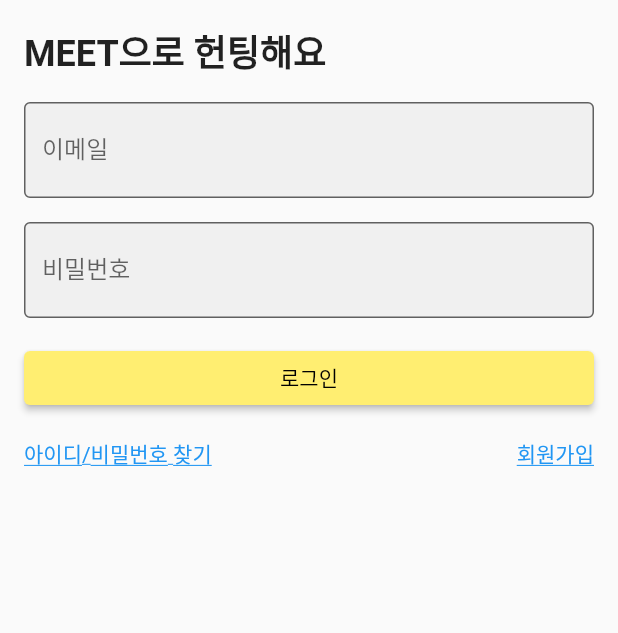
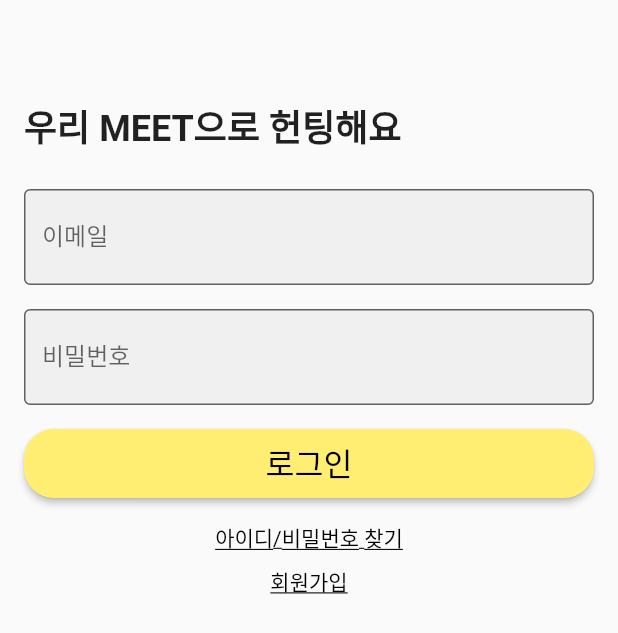
Before and after one commit to JoBeomRae/MEETreally, a Flutter app: the screen it shows after launch, on a phone screen of 412 x 824 dp. Shown: the top 633 px of the screen. Run offline on Flutter 3.47's test engine with Material 2 defaults, Android fonts, the phone set to English and light mode, and no system bars; our stand-ins replace cloud_firestore, firebase_auth, firebase_core, logger; accounts and stored records are empty; statements that could not run were skipped.

Commit message:
810 3시43분

```diff
--- a/lib/signup/page1.dart
+++ b/lib/signup/page1.dart
@@ -1,3 +1,4 @@
+
 import 'package:flutter/material.dart';
 import 'package:firebase_core/firebase_core.dart';
 import 'package:firebase_auth/firebase_auth.dart';
@@ -70,11 +71,13 @@ Widget build(BuildContext context) {
       child: Column(
         crossAxisAlignment: CrossAxisAlignment.stretch,  // 버튼을 확장하기 위해 변경
         children: [
+          const SizedBox(height: 50),  // <-- 이 부분을 추가함
+
           const Text(
-            "MEET으로 헌팅해요",
+            "우리 MEET으로 헌팅해요",
             style: TextStyle(fontSize: 24, fontWeight: FontWeight.bold),
           ),
-          const SizedBox(height: 16),
+          const SizedBox(height: 24),
           TextFormField(
             controller: _emailController,
             decoration: const InputDecoration(
@@ -96,17 +99,29 @@ Widget build(BuildContext context) {
             obscureText: true,
           ),
           const SizedBox(height: 16),
-          ElevatedButton(
+
+SizedBox(
+  height: 46,
+  width: 0,  // 버튼의 가로 길이를 원하는 크기로 변경
+  child: ElevatedButton(
     onPressed: _signIn,
     style: ElevatedButton.styleFrom(
-              backgroundColor: const Color(0xFFFFEE71),  // 버튼의 배경색을 #ffee71로 설정
-              foregroundColor : Colors.black,  // 버튼의 글자색을 검은색으로 설정
+      backgroundColor: const Color(0xFFFFEE71),
+      foregroundColor: Colors.black,
+      shape: RoundedRectangleBorder(
+        borderRadius: BorderRadius.circular(20),
       ),
-            child: const Text('로그인'),
     ),
+    child: const Text('로그인',
+          style: TextStyle(fontSize: 21)),  // fontSize 값을 변경하여 텍스트 크기 조절
+
+  ),
+),
+
   const SizedBox(height: 16),
-          Row(
-            mainAxisAlignment: MainAxisAlignment.spaceBetween,
+Column(
+  mainAxisAlignment: MainAxisAlignment.center,
+  crossAxisAlignment: CrossAxisAlignment.center,
   children: [
     GestureDetector(
       onTap: () {
@@ -118,9 +133,10 @@ Widget build(BuildContext context) {
       },
       child: const Text(
         '아이디/비밀번호 찾기',
-                  style: TextStyle(color: Colors.blue, decoration: TextDecoration.underline),
+        style: TextStyle(color: Colors.black, decoration: TextDecoration.underline),
       ),
     ),
+    const SizedBox(height: 8),  // 아이디/비밀번호 찾기와 회원가입 사이의 간격 조정
     GestureDetector(
       onTap: () {
         Navigator.push(
@@ -131,7 +147,7 @@ Widget build(BuildContext context) {
       },
       child: const Text(
         '회원가입',
-                  style: TextStyle(color: Colors.blue, decoration: TextDecoration.underline),
+        style: TextStyle(color: Colors.black, decoration: TextDecoration.underline),
                 ),
               ),
             ],
```
Lines whose indentation alone changed are shown as unchanged.
